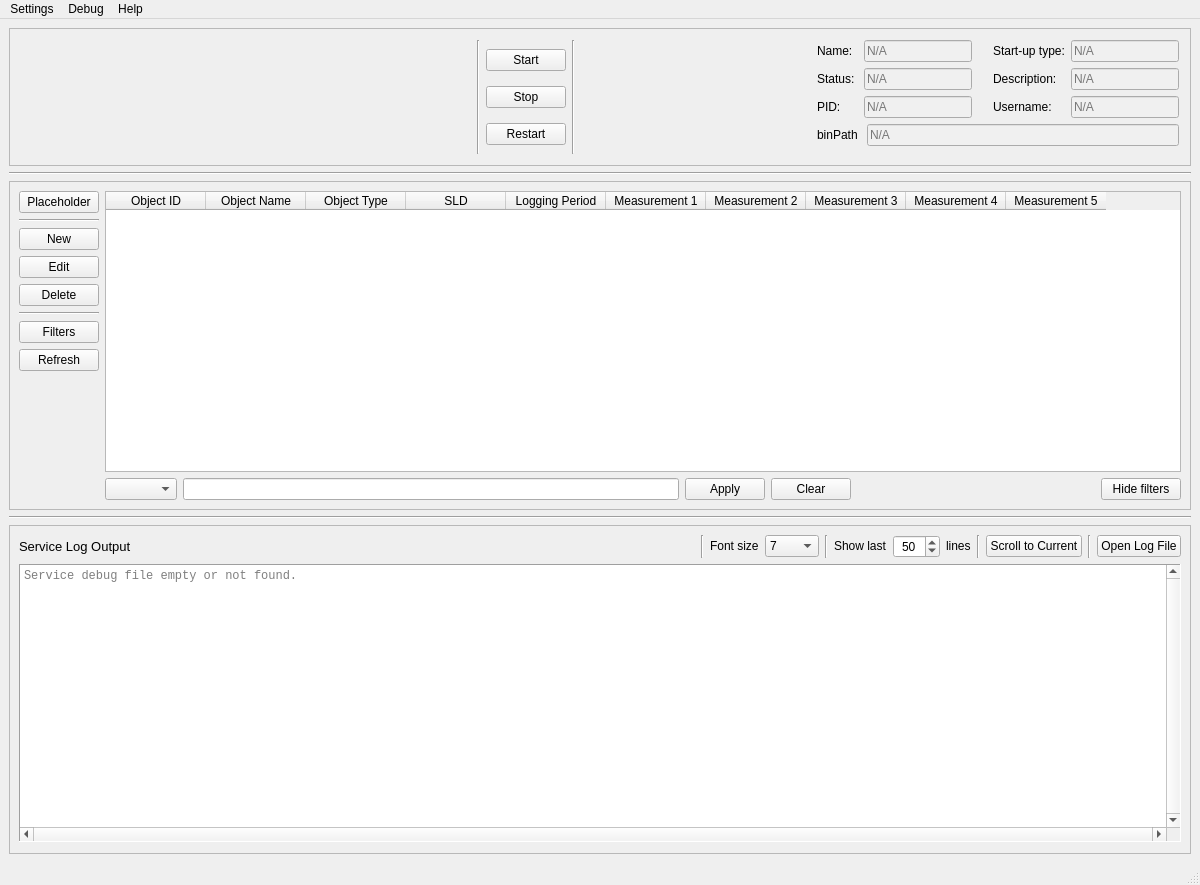
ISISNeutronMuon/HLM_PV_Import, file ServiceManager/GUI/layouts/MainWindow.ui: the form before one commit.
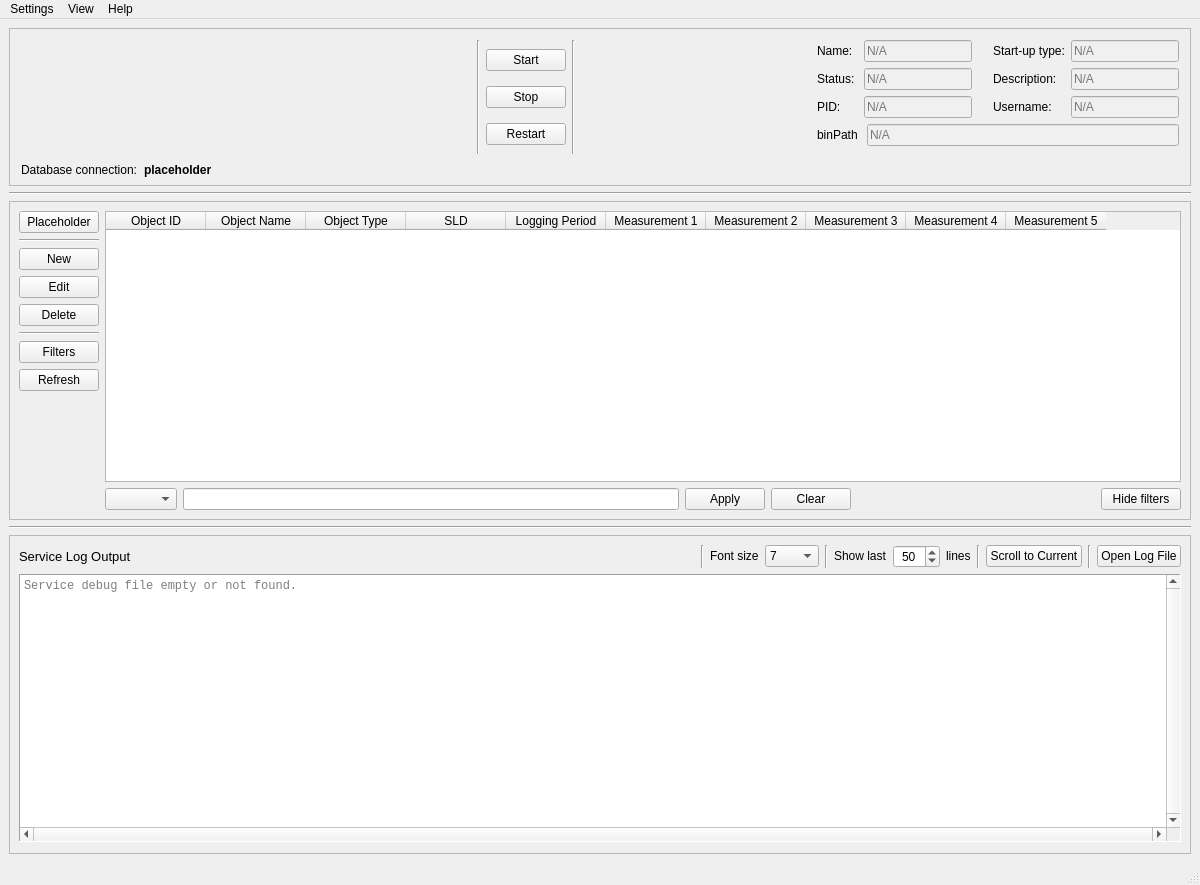
The form after the commit.

```diff
--- a/ServiceManager/GUI/layouts/MainWindow.ui
+++ b/ServiceManager/GUI/layouts/MainWindow.ui
@@ -37,7 +37,7 @@
         <number>11</number>
        </property>
        <property name="bottomMargin">
-        <number>11</number>
+        <number>5</number>
        </property>
        <item>
         <widget class="QWidget" name="serviceDetails" native="true">
@@ -401,6 +401,51 @@
          </layout>
         </widget>
        </item>
+       <item>
+        <layout class="QHBoxLayout" name="horizontalLayout_7">
+         <item>
+          <widget class="QLabel" name="dbConnLbl">
+           <property name="font">
+            <font>
+             <pointsize>9</pointsize>
+             <weight>50</weight>
+             <bold>false</bold>
+            </font>
+           </property>
+           <property name="text">
+            <string>Database connection:</string>
+           </property>
+          </widget>
+         </item>
+         <item>
+          <widget class="QLabel" name="dbConnStatus">
+           <property name="font">
+            <font>
+             <pointsize>9</pointsize>
+             <weight>75</weight>
+             <bold>true</bold>
+            </font>
+           </property>
+           <property name="text">
+            <string>placeholder</string>
+           </property>
+          </widget>
+         </item>
+         <item>
+          <spacer name="horizontalSpacer_5">
+           <property name="orientation">
+            <enum>Qt::Horizontal</enum>
+           </property>
+           <property name="sizeHint" stdset="0">
+            <size>
+             <width>40</width>
+             <height>20</height>
+            </size>
+           </property>
+          </spacer>
+         </item>
+        </layout>
+       </item>
       </layout>
      </widget>
     </item>
@@ -1167,7 +1212,7 @@
    </widget>
    <widget class="QMenu" name="menuOpen">
     <property name="title">
-     <string>Debug</string>
+     <string>View</string>
     </property>
     <addaction name="actionManager_Error_Log"/>
     <addaction name="actionManager_Settings"/>
```
